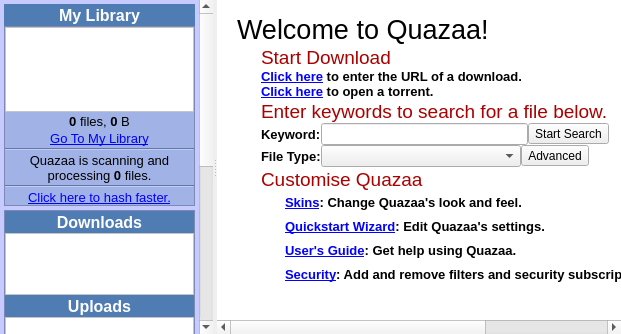
Old version of the form branches/Rewrite/UI/widgethome.ui in the repository c3c/quazaa.
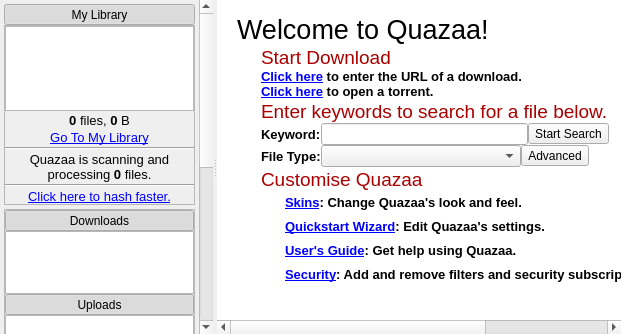
New version of the form. Icons and pictures are not drawn.

Commit message: Removed remaining hard coded skinning style sheets from ui. Fixed default app menu appearing to right of nav toolbar. Now appears where menu should appear.

The edit to the form file:
```diff
--- a/branches/Rewrite/UI/widgethome.ui
+++ b/branches/Rewrite/UI/widgethome.ui
@@ -48,11 +48,6 @@
        </property>
        <item>
         <widget class="QScrollArea" name="scrollAreaHomeSidebar">
-         <property name="styleSheet">
-          <string notr="true">QFrame {
-	 background-color: rgb(199, 202, 255);
-}</string>
-         </property>
          <property name="frameShape">
           <enum>QFrame::NoFrame</enum>
          </property>
@@ -63,9 +58,9 @@
           <property name="geometry">
            <rect>
             <x>0</x>
-            <y>0</y>
-            <width>176</width>
-            <height>682</height>
+            <y>-366</y>
+            <width>190</width>
+            <height>700</height>
            </rect>
           </property>
           <layout class="QGridLayout" name="gridLayoutScrollAreaHomeSidebar">
@@ -89,11 +84,6 @@
                <height>185</height>
               </size>
              </property>
-             <property name="styleSheet">
-              <string notr="true">QFrame {
-	background-color: rgb(161, 178, 231);
-}</string>
-             </property>
              <property name="frameShape">
               <enum>QFrame::StyledPanel</enum>
              </property>
@@ -132,11 +122,6 @@
                   <height>16777215</height>
                  </size>
                 </property>
-                <property name="styleSheet">
-                 <string notr="true">QListView {
-	background-color: rgb(255, 255, 255);
-}</string>
-                </property>
                </widget>
               </item>
               <item row="1" column="0">
@@ -147,19 +132,6 @@
                   <verstretch>0</verstretch>
                  </sizepolicy>
                 </property>
-                <property name="styleSheet">
-                 <string notr="true">QToolButton {
-	background-color: rgb(78, 124, 179);
-	color: rgb(255, 255, 255);
-	border: none;
-	font-size: 16px;
-	font-weight: bold;
-}
-
-QToolButton:hover {
-	background-color: rgb(56, 90, 129);
-}</string>
-                </property>
                 <property name="text">
                  <string>Downloads</string>
                 </property>
@@ -192,19 +164,6 @@
                   <verstretch>0</verstretch>
                  </sizepolicy>
                 </property>
-                <property name="styleSheet">
-                 <string notr="true">QToolButton {
-	background-color: rgb(78, 124, 179);
-	color: rgb(255, 255, 255);
-	border: none;
-	font-size: 16px;
-	font-weight: bold;
-}
-
-QToolButton:hover {
-	background-color: rgb(56, 90, 129);
-}</string>
-                </property>
                 <property name="text">
                  <string>Uploads</string>
                 </property>
@@ -243,11 +202,6 @@
                   <height>16777215</height>
                  </size>
                 </property>
-                <property name="styleSheet">
-                 <string notr="true">QListView {
-	background-color: rgb(255, 255, 255);
-}</string>
-                </property>
                </widget>
               </item>
              </layout>
@@ -540,19 +494,6 @@
                  <verstretch>0</verstretch>
                 </sizepolicy>
                </property>
-               <property name="styleSheet">
-                <string notr="true">QToolButton {
-	background-color: rgb(78, 124, 179);
-	color: rgb(255, 255, 255);
-	border: none;
-	font-size: 16px;
-	font-weight: bold;
-}
-
-QToolButton:hover {
-	background-color: rgb(56, 90, 129);
-}</string>
-               </property>
                <property name="text">
                 <string>My Library</string>
                </property>
@@ -597,11 +538,6 @@
                  <height>180</height>
                 </size>
                </property>
-               <property name="styleSheet">
-                <string notr="true">QFrame {
-	background-color: rgb(161, 178, 231);
-}</string>
-               </property>
                <property name="frameShape">
                 <enum>QFrame::StyledPanel</enum>
                </property>
@@ -693,11 +629,6 @@
                     <height>16777215</height>
                    </size>
                   </property>
-                  <property name="styleSheet">
-                   <string notr="true">QListView {
-	background-color: rgb(255, 255, 255);
-}</string>
-                  </property>
                  </widget>
                 </item>
                </layout>
```
Left out of the diff: 52 changed lines with no effect on the pictures. The commit also changes 33 other files.
